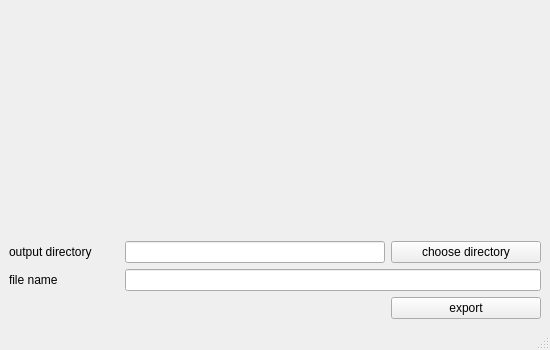
Above: mayaToAppleseed.ui from dictoon/mayaseed before the change. Below: the same form after it.
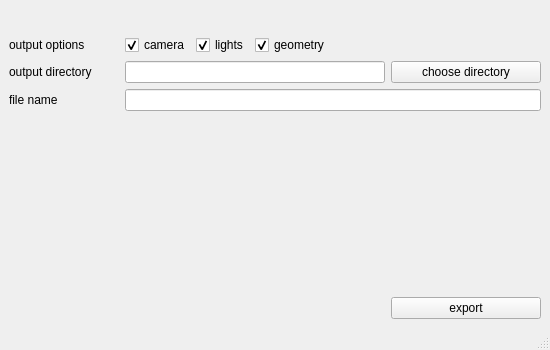
That is the form after the change. Icons and pictures are not drawn.

Commit message: added code to launch script from maya

Patch:
```diff
--- a/mayaToAppleseed.ui
+++ b/mayaToAppleseed.ui
@@ -79,17 +79,64 @@
        </layout>
       </item>
       <item>
-       <spacer name="verticalSpacer">
-        <property name="orientation">
-         <enum>Qt::Vertical</enum>
-        </property>
-        <property name="sizeHint" stdset="0">
-         <size>
-          <width>20</width>
-          <height>40</height>
-         </size>
-        </property>
-       </spacer>
+       <layout class="QHBoxLayout" name="horizontalLayout_6">
+        <item>
+         <widget class="QLabel" name="label_4">
+          <property name="minimumSize">
+           <size>
+            <width>110</width>
+            <height>0</height>
+           </size>
+          </property>
+          <property name="text">
+           <string>output options</string>
+          </property>
+         </widget>
+        </item>
+        <item>
+         <widget class="QCheckBox" name="checkBox_3">
+          <property name="text">
+           <string>camera</string>
+          </property>
+          <property name="checked">
+           <bool>true</bool>
+          </property>
+         </widget>
+        </item>
+        <item>
+         <widget class="QCheckBox" name="checkBox_2">
+          <property name="text">
+           <string>lights</string>
+          </property>
+          <property name="checked">
+           <bool>true</bool>
+          </property>
+         </widget>
+        </item>
+        <item>
+         <widget class="QCheckBox" name="checkBox">
+          <property name="text">
+           <string>geometry</string>
+          </property>
+          <property name="checked">
+           <bool>true</bool>
+          </property>
+         </widget>
+        </item>
+        <item>
+         <spacer name="horizontalSpacer_4">
+          <property name="orientation">
+           <enum>Qt::Horizontal</enum>
+          </property>
+          <property name="sizeHint" stdset="0">
+           <size>
+            <width>40</width>
+            <height>20</height>
+           </size>
+          </property>
+         </spacer>
+        </item>
+       </layout>
       </item>
       <item>
        <layout class="QHBoxLayout" name="horizontalLayout_4">
@@ -144,6 +191,19 @@
         </item>
        </layout>
       </item>
+      <item>
+       <spacer name="verticalSpacer">
+        <property name="orientation">
+         <enum>Qt::Vertical</enum>
+        </property>
+        <property name="sizeHint" stdset="0">
+         <size>
+          <width>20</width>
+          <height>40</height>
+         </size>
+        </property>
+       </spacer>
+      </item>
       <item>
        <layout class="QHBoxLayout" name="horizontalLayout_3">
         <item>
```
The commit also changes 2 other files.
